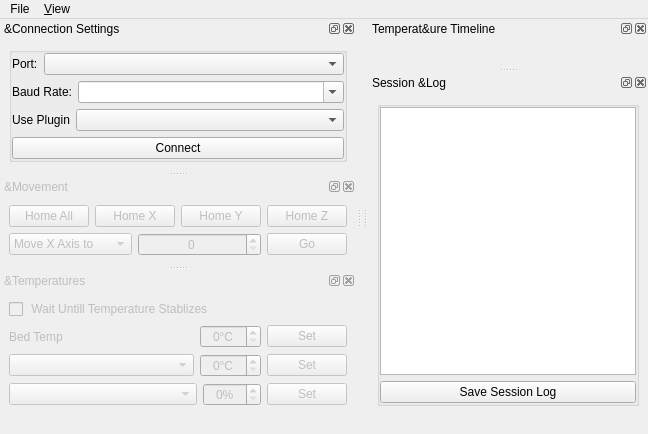
Qt form testclient/mainwindow.ui (KDE/atcore) before a commit.
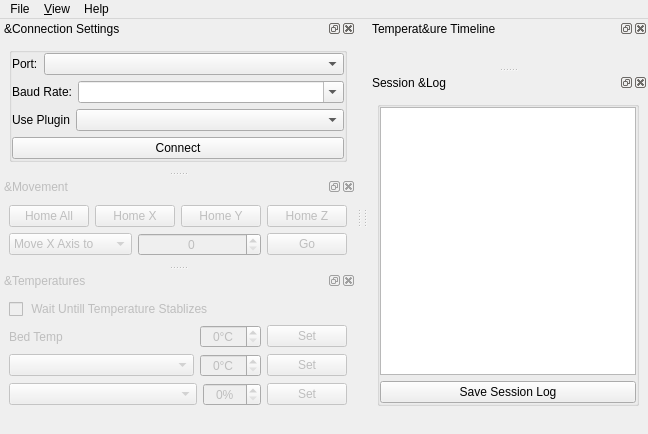
The same form after that commit. Icons and pictures are not drawn. Custom widgets are drawn as their Qt base class.

What changed in the file:
```diff
--- a/testclient/mainwindow.ui
+++ b/testclient/mainwindow.ui
@@ -914,8 +914,15 @@
     <addaction name="actionShowDockTitles"/>
     <addaction name="separator"/>
    </widget>
+   <widget class="QMenu" name="menuHelp">
+    <property name="title">
+     <string>Help</string>
+    </property>
+    <addaction name="actionAbout"/>
+   </widget>
    <addaction name="menuFile"/>
    <addaction name="menuView"/>
+   <addaction name="menuHelp"/>
   </widget>
   <action name="actionQuit">
    <property name="text">
```
Left out of the diff: 8 changed lines with no effect on the pictures. Lines whose indentation alone changed are shown as unchanged.
